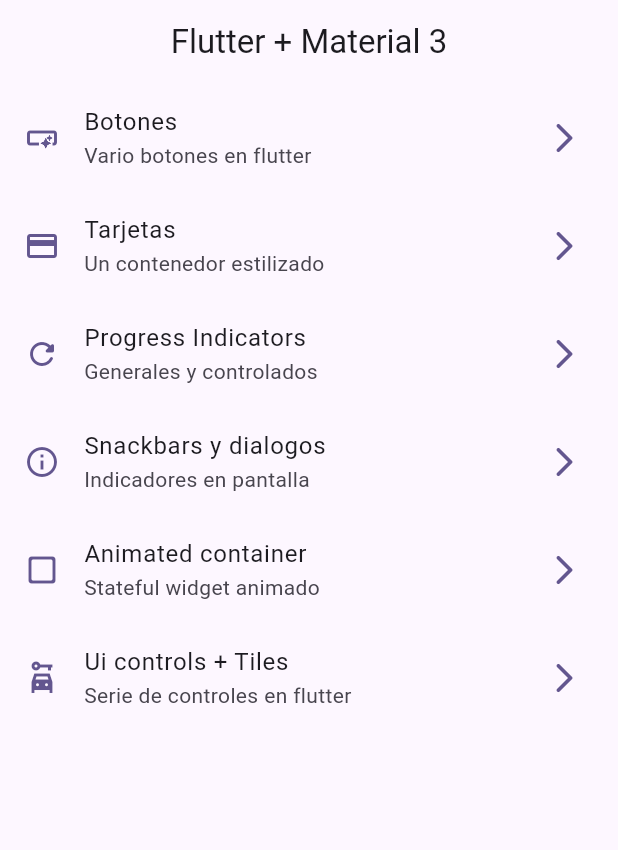
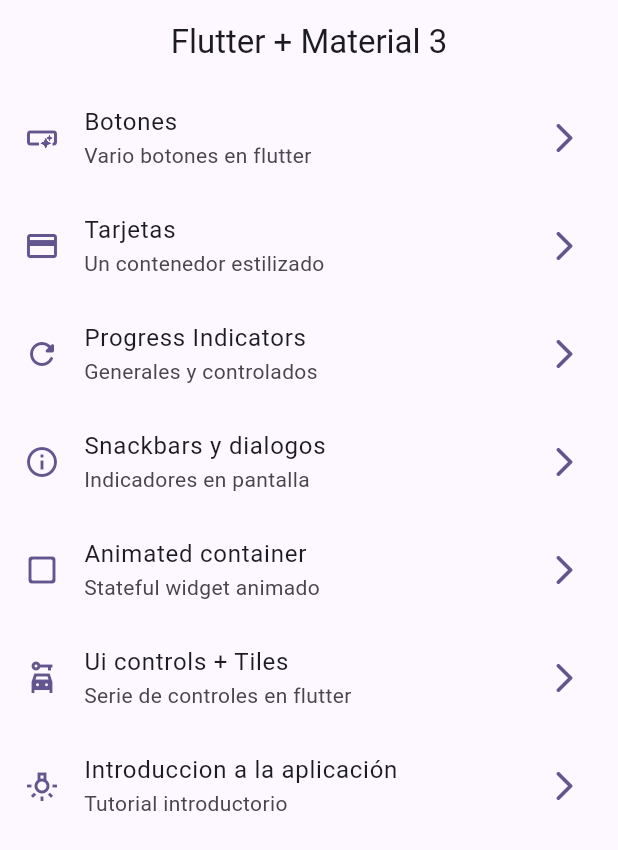
Before and after one commit to Dante-ML/widgets_app, a Flutter app: the screen it shows after launch, on a phone screen of 412 x 824 dp. Shown: the top 850 px of the screen. Run offline on Flutter 3.47's test engine with Material 2 defaults, Android fonts, the phone set to English and light mode, and no system bars; our stand-ins replace go_router.

Commit message:
tutorial screen added

```diff
--- a/lib/config/menu/menu_items.dart
+++ b/lib/config/menu/menu_items.dart
@@ -59,4 +59,11 @@ const List<MenuItem> appMenuItems = [
     url: '/ui-controls',
     icon: Icons.car_rental_sharp,
   ),
+
+   MenuItem(
+    tittle: 'Introduccion a la aplicación',
+    subTittle: 'Tutorial introductorio',
+    url: '/tutorial',
+    icon: Icons.tungsten_outlined,
+  ),
 ];
--- a/lib/config/router/app_router.dart
+++ b/lib/config/router/app_router.dart
@@ -46,10 +46,16 @@ final appRouter = GoRouter(
       builder: (context, state) => const AnimatedScreen(),
     ),
 
-      GoRoute(
+    GoRoute(
       path: '/ui-controls',
       name: UiControlsScreen.name,
       builder: (context, state) => const UiControlsScreen(),
     ),
+
+    GoRoute(
+      path: '/tutorial',
+      name: AppTutorialScreen.name,
+      builder: (context, state) => const AppTutorialScreen(),
+    ),
   ],
 );
```
